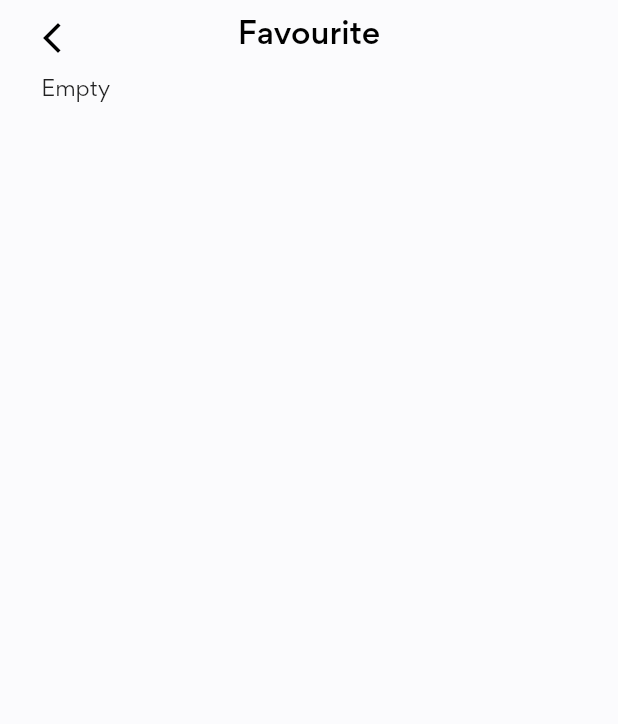
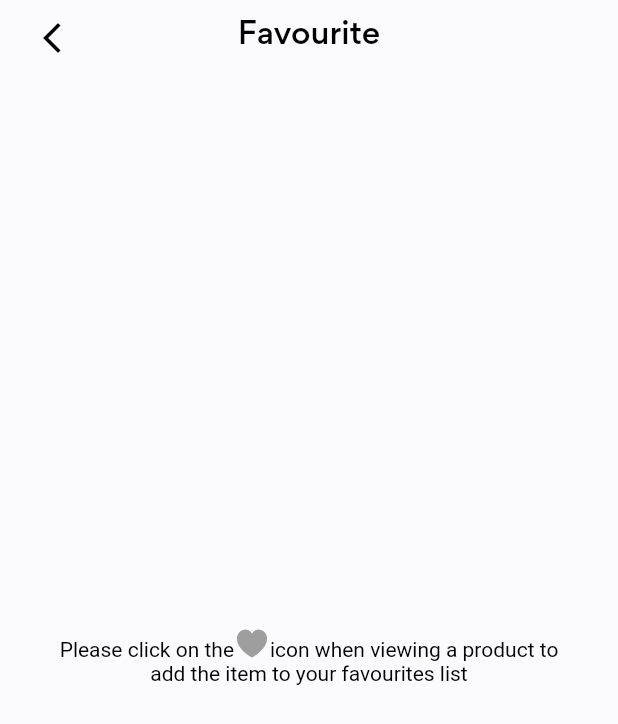
Before and after one commit to Mohamed-Gibreel/Stylish, a Flutter app: the FavouriteScreen screen opened by its route, on a phone screen of 412 x 824 dp. Shown: the top 724 px of the screen. Run offline on Flutter 3.47's test engine with Material 2 defaults, Android fonts, the phone set to English and light mode, and no system bars; our stand-ins replace bloc, equatable, flutter_bloc, flutter_screenutil, flutter_svg, like_button; missing offline and left inert: flutter_displaymode; generated files the repository leaves out were written again.

Commit message:
Fixed bug were removing a product from favourites and then going to favourites page would not remove the prodcut

```diff
--- a/lib/modules/favourite/components/favourite_card.dart
+++ b/lib/modules/favourite/components/favourite_card.dart
@@ -64,8 +64,11 @@ class _FavouriteCardState extends State<FavouriteCard> {
                   color: const Color(0xFFFFFCFA),
                 ),
                 padding: EdgeInsets.symmetric(vertical: 5.h),
-                child: Image.asset(
-                  widget.product.image,
+                child: Hero(
+                  tag: widget.product.uid,
+                  child: Image.asset(
+                    widget.product.image,
+                  ),
                 ),
               ),
               Positioned(
--- a/lib/modules/favourite/views/favourite.dart
+++ b/lib/modules/favourite/views/favourite.dart
@@ -1,3 +1,4 @@
+import 'package:flutter/cupertino.dart';
 import 'package:flutter/material.dart';
 import 'package:flutter_bloc/flutter_bloc.dart';
 import 'package:flutter_screenutil/flutter_screenutil.dart';
@@ -5,10 +6,15 @@ import 'package:stylish/modules/favourite/cubit/favourite_cubit.dart';
 import 'package:stylish/modules/favourite/favourite.dart';
 import 'package:stylish/modules/landingpage/landingpage.dart';
 
-class FavouriteScreen extends StatelessWidget {
+class FavouriteScreen extends StatefulWidget {
   const FavouriteScreen({Key? key, this.newPage = false}) : super(key: key);
   final bool newPage;
 
+  @override
+  State<FavouriteScreen> createState() => _FavouriteScreenState();
+}
+
+class _FavouriteScreenState extends State<FavouriteScreen> {
   Widget _pageContent(BuildContext ctx) {
     final favouriteCubit = ctx.read<FavouriteCubit>();
     return Column(
@@ -27,13 +33,50 @@ class FavouriteScreen extends StatelessWidget {
                     mainAxisSpacing: 16.h,
                     children: favouriteCubit.favourites
                         .map(
-                          (e) => FavouriteCard(
-                            product: e,
+                          (e) => GestureDetector(
+                            onTap: () {
+                              Navigator.of(ctx)
+                                  .pushNamed(
+                                '/productPage',
+                                arguments: e,
+                              )
+                                  .then((_) {
+                                if (mounted) setState(() {});
+                              });
+                            },
+                            child: FavouriteCard(
+                              product: e,
+                            ),
                           ),
                         )
                         .toList(),
                   )
-                : const Text('Empty'),
+                : Center(
+                    child: RichText(
+                      textAlign: TextAlign.center,
+                      text: const TextSpan(
+                        children: [
+                          TextSpan(
+                            text: 'Please click on the',
+                            style: TextStyle(
+                              color: Colors.black,
+                            ),
+                          ),
+                          WidgetSpan(
+                            child: Icon(
+                              CupertinoIcons.heart_fill,
+                              color: Colors.grey,
+                            ),
+                          ),
+                          TextSpan(
+                            text:
+                                'icon when viewing a product to add the item to your favourites list',
+                            style: TextStyle(color: Colors.black),
+                          ),
+                        ],
+                      ),
+                    ),
+                  ),
           ),
         ),
       ],
@@ -42,7 +85,7 @@ class FavouriteScreen extends StatelessWidget {
 
   @override
   Widget build(BuildContext context) {
-    return newPage
+    return widget.newPage
         ? Scaffold(
             appBar: CustomAppBar(
               title: const Text(
--- a/lib/modules/homepage/views/homepage.dart
+++ b/lib/modules/homepage/views/homepage.dart
@@ -159,9 +159,7 @@ class Homepage extends StatelessWidget {
                           ),
                         ),
                       ),
-                    )
-                    // : const Text('Products is empty'),
-                    ,
+                    ),
                   );
                 } else if (state is LoadingProducts) {
                   return Padding(
--- a/lib/modules/product/views/product.dart
+++ b/lib/modules/product/views/product.dart
@@ -300,7 +300,7 @@ class _ProductScreenState extends State<ProductScreen> {
               : Container(
                   decoration: BoxDecoration(
                     color: Constants.primaryColor,
-                    borderRadius: BorderRadius.circular(50.r),
+                    borderRadius: BorderRadius.circular(10.r),
                   ),
                   height: 55.h,
                   width: 250.w,
```
